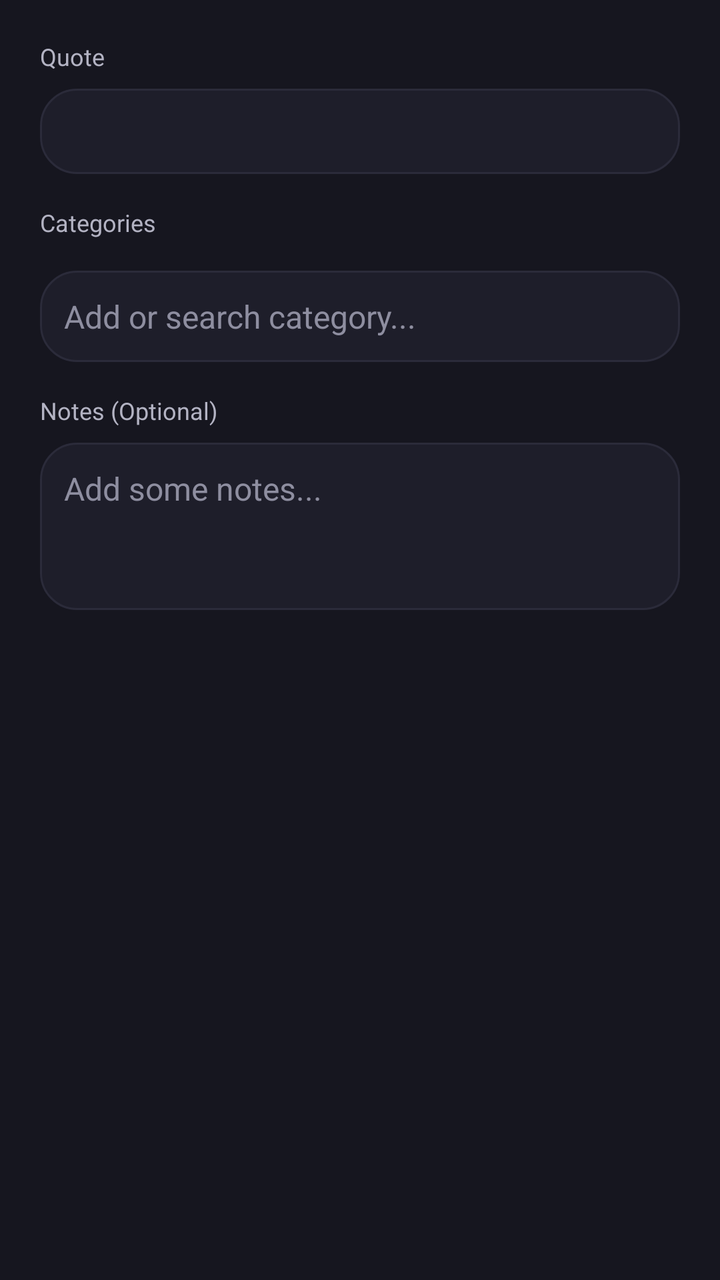
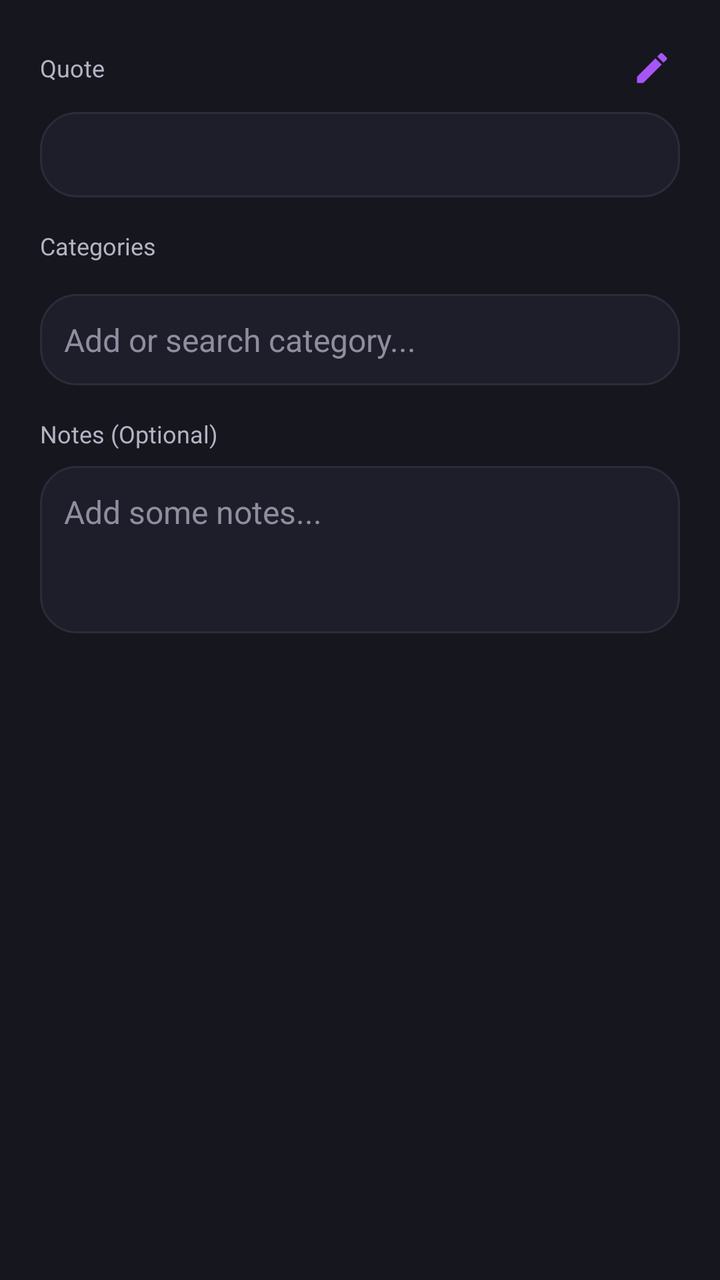

The first picture is an Android layout as it rendered before a commit; the second is the same layout after the commit. The layout source and the unified diff follow.
<!-- AndroidManifest.xml: application theme Theme.PP -->
<!-- res/layout/dialog_save_quote.xml -->
<?xml version="1.0" encoding="utf-8"?>
<LinearLayout xmlns:android="http://schemas.android.com/apk/res/android"
    xmlns:app="http://schemas.android.com/apk/res-auto"
    android:layout_width="match_parent"
    android:layout_height="wrap_content"
    android:orientation="vertical"
    android:padding="20dp"
    android:background="@color/card_background">

    <TextView
        android:layout_width="wrap_content"
        android:layout_height="wrap_content"
        android:text="Quote"
        android:textColor="@color/text_secondary"
        android:textSize="12sp" />

    <TextView
        android:id="@+id/tvQuotePreview"
        android:layout_width="match_parent"
        android:layout_height="wrap_content"
        android:layout_marginTop="8dp"
        android:padding="12dp"
        android:background="@drawable/bg_input_field"
        android:textColor="@color/text_primary"
        android:textSize="14sp"
        android:fontFamily="serif"
        android:textStyle="italic" />

    <TextView
        android:layout_width="wrap_content"
        android:layout_height="wrap_content"
        android:layout_marginTop="16dp"
        android:text="Categories"
        android:textColor="@color/text_secondary"
        android:textSize="12sp" />

    <com.google.android.material.chip.ChipGroup
        android:id="@+id/cgSelectedCategories"
        android:layout_width="match_parent"
        android:layout_height="wrap_content"
        android:layout_marginTop="8dp"
        app:chipSpacingHorizontal="8dp" />

    <AutoCompleteTextView
        android:id="@+id/actvCategoryFilter"
        android:layout_width="match_parent"
        android:layout_height="wrap_content"
        android:layout_marginTop="8dp"
        android:background="@drawable/bg_input_field"
        android:hint="Add or search category..."
        android:padding="12dp"
        android:textColor="@color/text_primary"
        android:textColorHint="@color/text_hint"
        android:textSize="16sp"
        android:completionThreshold="0"
        android:dropDownHeight="200dp" />

    <TextView
        android:layout_width="wrap_content"
        android:layout_height="wrap_content"
        android:layout_marginTop="16dp"
        android:text="Notes (Optional)"
        android:textColor="@color/text_secondary"
        android:textSize="12sp" />

    <EditText
        android:id="@+id/etQuoteNotes"
        android:layout_width="match_parent"
        android:layout_height="wrap_content"
        android:layout_marginTop="8dp"
        android:background="@drawable/bg_input_field"
        android:gravity="top"
        android:hint="Add some notes..."
        android:inputType="textMultiLine"
        android:minLines="3"
        android:padding="12dp"
        android:textColor="@color/text_primary"
        android:textColorHint="@color/text_hint"
        android:textSize="16sp" />

</LinearLayout>
<!-- resources referenced by this layout -->
<resources>
  <color name="card_background">#16161F</color>
  <color name="text_hint">#8E8EA0</color>
  <color name="text_primary">#FFFFFF</color>
  <color name="text_secondary">#B3B3C3</color>
  <!-- drawable bg_input_field (drawable) -->
  <?xml version="1.0" encoding="utf-8"?>
  <selector xmlns:android="http://schemas.android.com/apk/res/android">
      <item android:state_focused="true">
          <shape android:shape="rectangle">
              <solid android:color="@color/elevated_surface" />
              <stroke
                  android:width="1dp"
                  android:color="@color/accent_purple" />
              <corners android:radius="18dp" />
              <padding android:bottom="12dp" android:left="12dp" android:right="12dp" android:top="12dp" />
          </shape>
      </item>
      <item>
          <shape android:shape="rectangle">
              <solid android:color="@color/elevated_surface" />
              <stroke
                  android:width="1dp"
                  android:color="@color/border_color" />
              <corners android:radius="18dp" />
              <padding android:bottom="12dp" android:left="12dp" android:right="12dp" android:top="12dp" />
          </shape>
      </item>
  </selector>
  <style name="Theme.PP" parent="Theme.MaterialComponents.DayNight.NoActionBar">
          
          <item name="colorPrimary">@color/accent_purple</item>
          <item name="colorPrimaryVariant">@color/selected_date_bg</item>
          <item name="colorOnPrimary">@color/white</item>
          
          <item name="colorSecondary">@color/accent_pink</item>
          <item name="colorSecondaryVariant">@color/accent_pink</item>
          <item name="colorOnSecondary">@color/black</item>
          
          <item name="android:statusBarColor">@color/background</item>
          
      </style>
  <color name="elevated_surface">#1E1E2A</color>
  <color name="accent_purple">#A855F7</color>
  <color name="border_color">#2B2B3A</color>
  <color name="selected_date_bg">#9333EA</color>
  <color name="white">#FFFFFFFF</color>
  <color name="accent_pink">#EC4899</color>
  <color name="black">#FF000000</color>
  <color name="background">#0D0D12</color>
</resources>

<!-- the commit's change to res/layout/dialog_save_quote.xml (unified diff, before → after) -->
@@ -7,12 +7,30 @@
     android:padding="20dp"
     android:background="@color/card_background">
 
-    <TextView
-        android:layout_width="wrap_content"
+    <LinearLayout
+        android:layout_width="match_parent"
         android:layout_height="wrap_content"
-        android:text="Quote"
-        android:textColor="@color/text_secondary"
-        android:textSize="12sp" />
+        android:orientation="horizontal"
+        android:gravity="center_vertical">
+
+        <TextView
+            android:layout_width="0dp"
+            android:layout_height="wrap_content"
+            android:layout_weight="1"
+            android:text="Quote"
+            android:textColor="@color/text_secondary"
+            android:textSize="12sp" />
+
+        <ImageView
+            android:id="@+id/btnEditQuote"
+            android:layout_width="28dp"
+            android:layout_height="28dp"
+            android:padding="4dp"
+            android:src="@drawable/ic_edit"
+            app:tint="@color/accent_purple"
+            android:background="?attr/selectableItemBackgroundBorderless"
+            android:contentDescription="Edit Quote" />
+    </LinearLayout>
 
     <TextView
         android:id="@+id/tvQuotePreview"
@@ -25,6 +43,36 @@
         android:textSize="14sp"
         android:fontFamily="serif"
         android:textStyle="italic" />
+
+    <EditText
+        android:id="@+id/etCustomQuote"
+        android:layout_width="match_parent"
+        android:layout_height="wrap_content"
+        android:layout_marginTop="8dp"
+        android:padding="12dp"
+        android:background="@drawable/bg_input_field"
+        android:textColor="@color/text_primary"
+        android:textColorHint="@color/text_hint"
+        android:textSize="14sp"
+        android:fontFamily="serif"
+        android:hint="Type your quote here..."
+        android:inputType="textMultiLine"
+        android:minLines="2"
+        android:visibility="gone" />
+
+    <EditText
+        android:id="@+id/etCustomAuthor"
+        android:layout_width="match_parent"
+        android:layout_height="wrap_content"
+        android:layout_marginTop="8dp"
+        android:padding="12dp"
+        android:background="@drawable/bg_input_field"
+        android:textColor="@color/text_primary"
+        android:textColorHint="@color/text_hint"
+        android:textSize="14sp"
+        android:hint="Author (Optional)"
+        android:inputType="textPersonName"
+        android:visibility="gone" />
 
     <TextView
         android:layout_width="wrap_content"
<!-- resource entries referenced after the edit -->
@@ -28,6 +28,16 @@
           </shape>
       </item>
   </selector>
+  <!-- drawable ic_edit (drawable) -->
+  <vector xmlns:android="http://schemas.android.com/apk/res/android"
+      android:width="24dp"
+      android:height="24dp"
+      android:viewportWidth="24"
+      android:viewportHeight="24">
+    <path
+        android:fillColor="@android:color/white"
+        android:pathData="M3,17.25V21h3.75L17.81,9.94l-3.75,-3.75L3,17.25zM20.71,7.04c0.39,-0.39 0.39,-1.02 0,-1.41l-2.34,-2.34c-0.39,-0.39 -1.02,-0.39 -1.41,0l-1.83,1.83 3.75,3.75 1.83,-1.83z"/>
+  </vector>
   <style name="Theme.PP" parent="Theme.MaterialComponents.DayNight.NoActionBar">
           
           <item name="colorPrimary">@color/accent_purple</item>
